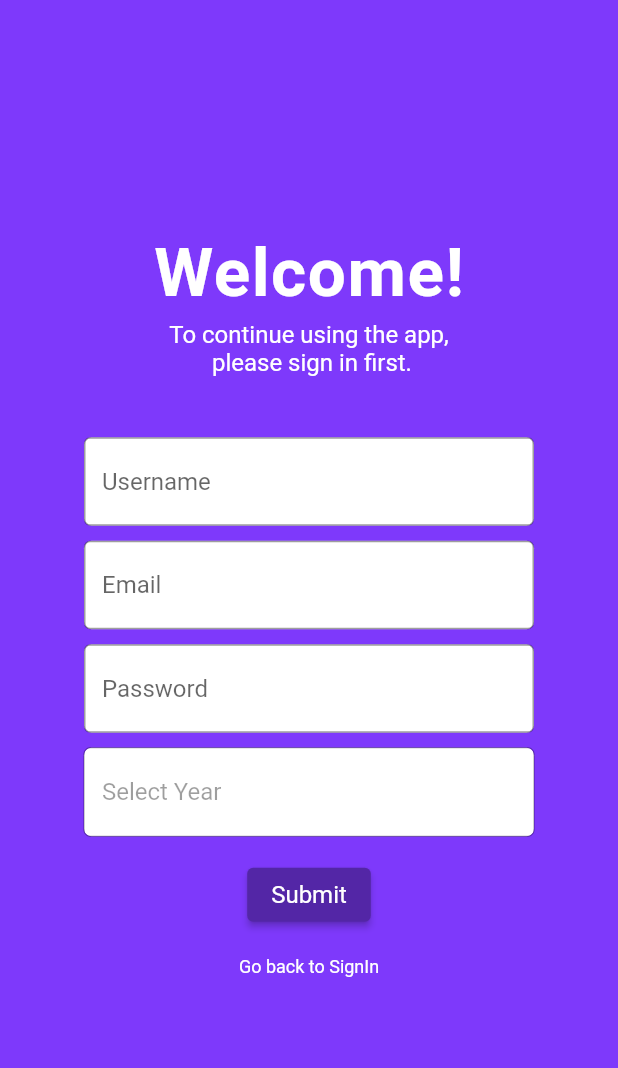
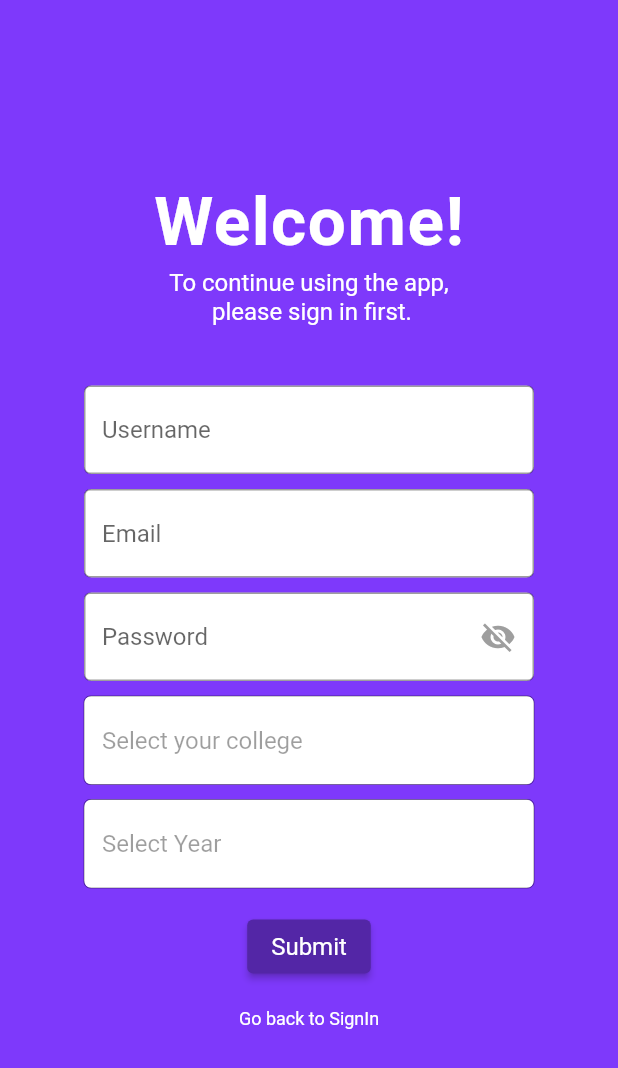
Before and after one commit to vedantkulkarni/CampusChat, a Flutter app: the screen it shows after launch, after a tap on "Submit", after a tap on "Don't have an account? SignUp!", on a phone screen of 412 x 824 dp. Shown: the top 1068 px of the screen. Run offline on Flutter 3.47's test engine with Material 2 defaults, Android fonts, the phone set to English and light mode, and no system bars; our stand-ins replace cloud_firestore, firebase_auth, firebase_core, flutter_riverpod, flutter_staggered_animations, lottie and 1 more; accounts and stored records are empty.

Commit message:
Day7 final commit

```diff
--- a/lib/screens/auth.dart
+++ b/lib/screens/auth.dart
@@ -47,7 +47,7 @@ class _AuthScreenState extends State<AuthScreen> with TickerProviderStateMixin {
 
   void _submitAuthForm(String email, String name, String password,
       bool isSignIn, BuildContext ctx,
-      {int? year}) async {
+      { required int year,required String college}) async {
     final authresult;
     email = email.trim();
     name = name.trim();
@@ -71,14 +71,15 @@ class _AuthScreenState extends State<AuthScreen> with TickerProviderStateMixin {
           content: Text('User created successfully'),
           backgroundColor: Colors.green,
         ));
-        fireInstance.collection('Users').doc(authresult.user.uid).set({
+        fireInstance.collection('Colleges/PICT/Users').doc(authresult.user.uid).set({
           'username': name,
           'email': email,
           'seniorStatus': year,
           'ratingValue': 0,
           'ratingStar': 0,
           'monthlySolved': 0,
-          'monthlyGoal': 10
+          'monthlyGoal': 10,
+          'college': college
         });
       }
     } on PlatformException catch (e) {
--- a/lib/screens/new_doubt.dart
+++ b/lib/screens/new_doubt.dart
@@ -28,7 +28,7 @@ class _NewDoubtState extends ConsumerState<NewDoubt> {
     final doubtRef =
         userProvider.firestore.collection('Freshers/Doubts/doubts');
     final result = await doubtRef.add({
-      'desc': '${userProvider.userName} :\n$s',
+      'desc': ' $s',
       'timestamp': Timestamp.now(),
       'uid': userProvider.uid,
       'username': userProvider.userName,
--- a/lib/widgets/signin.dart
+++ b/lib/widgets/signin.dart
@@ -86,9 +86,16 @@ class _SignInFormState extends State<SignInForm> {
                                 setState(() {
                                   showPass.toggleVisIcon();
                                 });
-
                               },
-                              icon: showPass.vis?const Icon(Icons.visibility,color: Constants.secondaryThemeColor,): const Icon(Icons.visibility_off,color: Colors.grey,)),
+                              icon: showPass.vis
+                                  ? const Icon(
+                                      Icons.visibility,
+                                      color: Constants.secondaryThemeColor,
+                                    )
+                                  : const Icon(
+                                      Icons.visibility_off,
+                                      color: Colors.grey,
+                                    )),
                           border: const OutlineInputBorder(),
                           hintText: 'Password',
                         ),
@@ -123,8 +130,11 @@ class _SignInFormState extends State<SignInForm> {
               ),
         (widget.isLoading)
             ? Container()
-            : TextButton(
+            : Consumer(
+                builder: (_, ref, __) {
+                  return TextButton(
                     onPressed: () {
+                      ref.watch(userDataProvider).resetVisIcon();
                       widget.changeToSignUp();
                     },
                     child: const Text(
@@ -135,6 +145,8 @@ class _SignInFormState extends State<SignInForm> {
                       overlayColor: MaterialStateColor.resolveWith(
                           (states) => Constants.secondaryThemeColor),
                     ),
+                  );
+                },
               )
       ],
     ));
--- a/lib/widgets/signup.dart
+++ b/lib/widgets/signup.dart
@@ -1,5 +1,7 @@
 import 'package:chat_app/utils/constants.dart';
+import 'package:chat_app/utils/providers.dart';
 import 'package:flutter/material.dart';
+import 'package:flutter_riverpod/flutter_riverpod.dart';
 
 class SignUpForm extends StatefulWidget {
   Function changeToSignIn;
@@ -17,8 +19,10 @@ class _SignUpState extends State<SignUpForm> {
   String user_email = '';
   String user_pass = '';
   String user_name = '';
-  int year = 1;
+  late int year;
+  late String college;
   late TextEditingController tctr;
+  late TextEditingController tctr2;
 
   void _trySubmit() {
     final isValid = _signUpKey.currentState!.validate();
@@ -27,7 +31,7 @@ class _SignUpState extends State<SignUpForm> {
     if (isValid) {
       _signUpKey.currentState!.save();
       widget.submitAuthForm(user_email, user_name, user_pass, false, context,
-          year: year);
+          year: year, college: college);
     }
   }
 
@@ -35,6 +39,7 @@ class _SignUpState extends State<SignUpForm> {
   void initState() {
     // TODO: implement initState
     tctr = new TextEditingController();
+    tctr2 = new TextEditingController();
     super.initState();
   }
 
@@ -43,6 +48,7 @@ class _SignUpState extends State<SignUpForm> {
     // TODO: implement dispose
     super.dispose();
     tctr.dispose();
+    tctr2.dispose();
   }
 
   void setYear(String s) {
@@ -51,6 +57,10 @@ class _SignUpState extends State<SignUpForm> {
         : s == 'Second Year'
             ? 2
             : 3;
+  }
+
+  void setCollege(String s) {
+    college = s;
   }
 
   @override
@@ -123,22 +133,87 @@ class _SignUpState extends State<SignUpForm> {
                       color: Colors.white,
                       borderRadius: BorderRadius.circular(5)),
                   width: 300,
-                child: TextFormField(
+                  child: Consumer(builder: (_, ref, __) {
+                    final showPass = ref.watch(userDataProvider);
+                    return TextFormField(
                       validator: (value) {
                         if (value!.isEmpty || value.length < 8) {
                           return 'Enter valid password containing atleast 8 characters';
                         }
                         return null;
                       },
-                  decoration: const InputDecoration(
+                      decoration: InputDecoration(
+                        suffixIcon: IconButton(
+                            onPressed: () {
+                              setState(() {
+                                showPass.toggleVisIcon();
+                              });
+                            },
+                            icon: showPass.vis
+                                ? const Icon(
+                                    Icons.visibility,
+                                    color: Constants.secondaryThemeColor,
+                                  )
+                                : const Icon(
+                                    Icons.visibility_off,
+                                    color: Colors.grey,
+                                  )),
                         border: OutlineInputBorder(),
                         hintText: 'Password',
                       ),
-                  obscureText: true,
+                      obscureText: !showPass.vis,
                       autofocus: false,
                       onSaved: (newValue) {
                         user_pass = newValue!;
                       },
+                    );
+                  })),
+              const SizedBox(
+                height: 10,
+              ),
+              PopupMenuButton<String>(
+                onSelected: (value) {
+                  setState(() {
+                    tctr2.text = value;
+                  });
+                },
+                itemBuilder: (context) => <PopupMenuEntry<String>>[
+                  const PopupMenuItem<String>(
+                    value: 'PICT',
+                    child: Text('PICT'),
+                  ),
+                  // const PopupMenuItem<String>(
+                  //   value: 'Second Year',
+                  //   child: Text('VIT'),
+                  // ),
+                  // const PopupMenuItem<String>(
+                  //   value: 'Third Year',
+                  //   child: Text(''),
+                  // ),
+                ],
+                child: Container(
+                  decoration: BoxDecoration(
+                      color: Colors.white,
+                      borderRadius: BorderRadius.circular(5)),
+                  width: 300,
+                  child: TextFormField(
+                    enabled: false,
+                    controller: tctr2,
+                    validator: (value) {
+                      if (value!.isEmpty) {
+                        return 'College not found';
+                      }
+                      return null;
+                    },
+                    decoration: const InputDecoration(
+                      border: OutlineInputBorder(),
+                      hintText: 'Select your college',
+                    ),
+                    autofocus: false,
+                    onSaved: (newValue) {
+                      setCollege(newValue!);
+                    },
+                  ),
                 ),
               ),
               const SizedBox(
@@ -189,7 +264,6 @@ class _SignUpState extends State<SignUpForm> {
                   ),
                 ),
               ),
-              //Here
             ],
           ),
         ),
```
Also changed, not shown: lib/screens/chat_main.dart (+135 -110 lines), lib/screens/doubts.dart (+34 -20 lines), lib/screens/reply_to_doubt.dart (added, +40 -0 lines), lib/utils/providers.dart (+4 -3 lines). Lines whose indentation alone changed are shown as unchanged.
